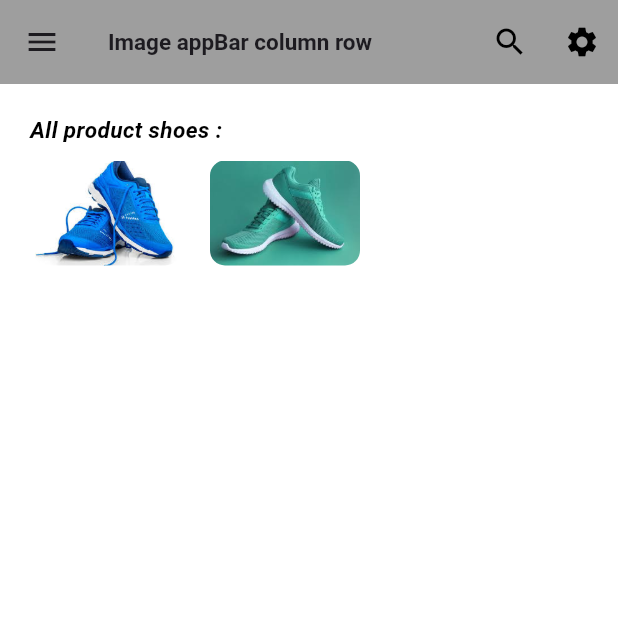
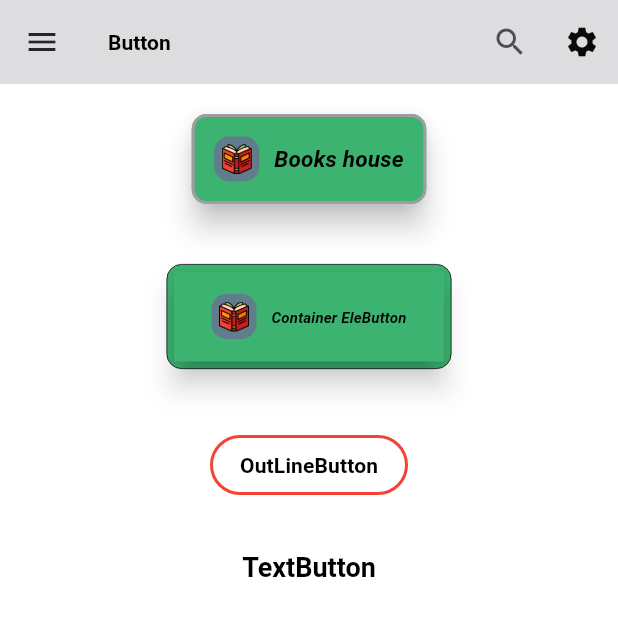
Before and after one commit to mdsakibulhasansanto/Ui_practice, a Flutter app: the screen it shows after launch, on a phone screen of 412 x 824 dp, the top half of it. Run offline on Flutter 3.47's test engine with Material 3 defaults, Android fonts, the phone set to English and light mode, and no system bars.

Commit message:
update_11/10/3:50 AM

```diff
--- a/lib/main.dart
+++ b/lib/main.dart
@@ -1,6 +1,7 @@
 
 import 'package:flutter/material.dart';
 import 'module_six/image_column_row_appbar.dart';
+import 'module_seven/button_floatingActonButton_alertDialog.dart';
 
 void main (){
   runApp(const MyApp());
@@ -14,7 +15,8 @@ class MyApp extends StatelessWidget {
 
     return  const MaterialApp(
       debugShowCheckedModeBanner: false,
-      home: ImageColumnRow()
+     // home: ImageColumnRow(),
+       home: ButtonAlertDialog(),
     );
   }
 }
--- a/lib/module_seven/button_floatingActonButton_alertDialog.dart
+++ b/lib/module_seven/button_floatingActonButton_alertDialog.dart
@@ -0,0 +1,220 @@
+import 'package:flutter/material.dart';
+
+class ButtonAlertDialog extends StatelessWidget {
+  const ButtonAlertDialog({super.key});
+
+  @override
+  Widget build(BuildContext context) {
+    return Scaffold(
+      backgroundColor: Colors.white,
+      appBar: AppBar(
+        leading: const Icon(Icons.menu),
+        toolbarOpacity: 0.8,
+        elevation: 0.5,
+        title: Title(
+            color: Colors.black,
+            child: const Text(
+              'Button',
+              style: TextStyle(
+                  color: Colors.black,
+                  fontSize: 14,
+                  fontWeight: FontWeight.bold),
+            )),
+        backgroundColor: Colors.black12,
+        actions: [
+          IconButton(
+            icon: const Icon(Icons.search),
+            splashColor: Colors.blue,
+            highlightColor: Colors.grey,
+            tooltip: 'Searching button',
+            onPressed: () {},
+          ),
+          IconButton(
+              onPressed: () {},
+              icon: const Icon(
+                Icons.settings,
+                color: Colors.black,
+              )),
+        ],
+      ),
+      body:  Center(
+        child: Column(
+          mainAxisAlignment: MainAxisAlignment.start,
+          children: [
+           const SizedBox(height: 20,),
+            // ElevatedButton
+            ElevatedButton(
+              onPressed: () {
+              //  print('Custom Icon Button Pressed');
+              },
+              style: ElevatedButton.styleFrom(
+                elevation: 8,
+                padding:const EdgeInsets.symmetric(horizontal: 15, vertical: 15), // padding
+                shape: RoundedRectangleBorder(
+                  borderRadius: BorderRadius.circular(10),side: const BorderSide(
+                  color: Colors.grey,width: 2
+                )
+                ),
+                backgroundColor: const Color.fromRGBO(60, 179, 113, 1.0), // White color using RGB
+              ),
+              child:  Row(
+                mainAxisSize: MainAxisSize.min,
+               children: [
+                 Container(
+                   padding:  const EdgeInsets.only(left: 5,right: 5,top: 5,bottom:5),
+                   height: 30,
+                   width:30,
+                   decoration: BoxDecoration(
+                     color: Colors.blueGrey,
+                     borderRadius: BorderRadius.circular(10),
+                   ),
+                   child: ClipRRect(
+                       borderRadius: BorderRadius.circular(0),
+                       child: Image.asset('images/book_c.png')
+                   ),
+                 ),
+                 const SizedBox(width: 10),
+                 const Text('Books house',
+                   style: TextStyle(
+                       color: Colors.black,
+                       fontSize: 15,
+                       fontWeight: FontWeight.bold,
+                       fontStyle: FontStyle.italic
+                   ),
+                 ),
+               ],
+              ),
+            ),
+           const SizedBox(height: 20,width: 20,),
+
+            Container(
+              width: 190,
+              height: 70,
+              margin: const EdgeInsets.all(20),
+              padding: const EdgeInsets.all(0),
+              decoration: BoxDecoration(
+                color: const Color.fromRGBO(60, 179, 113, 1.0), // White color using RGB
+                border: Border.all(color: Colors.black, width: 0.5),
+                borderRadius: BorderRadius.circular(10),
+              ),
+              alignment: Alignment.center,
+              child:   ElevatedButton(
+                onPressed: () {
+                  print('Custom Icon Button Pressed');
+                },
+                style: ElevatedButton.styleFrom(
+                  elevation: 8,
+                  padding:const EdgeInsets.symmetric(horizontal: 25, vertical: 15), // padding
+                  shape: RoundedRectangleBorder(
+                    borderRadius: BorderRadius.circular(0),
+                  ),
+                  backgroundColor: const Color.fromRGBO(60, 179, 113, 1.0), // White color using RGB
+                ),
+                child:  Row(
+                  mainAxisSize: MainAxisSize.min,
+                  children: [
+                    Container(
+                      padding:  const EdgeInsets.only(left: 5,right: 5,top: 5,bottom:5),
+                      height: 30,
+                      width:30,
+                      decoration: BoxDecoration(
+                        color: Colors.blueGrey,
+                        borderRadius: BorderRadius.circular(10),
+                      ),
+                      child: ClipRRect(
+                          borderRadius: BorderRadius.circular(0),
+                          child: Image.asset('images/book_c.png')
+                      ),
+                    ),
+                    const SizedBox(width: 10),
+                    const Text('Container EleButton',
+                      style: TextStyle(
+                          color: Colors.black,
+                          fontSize: 10,
+                          fontWeight: FontWeight.bold,
+                          fontStyle: FontStyle.italic
+                      ),
+                    ),
+                  ],
+                ),
+              ),
+            ),
+           const SizedBox(height: 20,),
+            OutlinedButton(
+              onPressed: () {
+              },
+              style: OutlinedButton.styleFrom(
+                side: const BorderSide(color: Colors.red, width: 2),
+                padding: const EdgeInsets.symmetric(horizontal: 20, vertical: 10),
+                shape: RoundedRectangleBorder(
+                  borderRadius: BorderRadius.circular(20),
+                ),
+              ),
+              child: const Text(
+                'OutLineButton',style:TextStyle(
+                color: Colors.black,
+                fontWeight: FontWeight.bold
+              ),
+              ),
+            ),
+
+           const SizedBox(height: 20,),
+
+            TextButton(
+              onPressed: () {
+
+                showDialog(
+                  context: context,
+                  builder: (BuildContext context) {
+                    return AlertDialog(
+                      title: const Text('Confirmation'),
+                      content: const Text('Are you sure you want to delete this item?'),
+                      actions: [
+                        TextButton.icon(
+                          onPressed: () {
+                            // Action to be performed when button is pressed
+                          },
+
+                          label: const Text(
+                            'Yes',
+                            style: TextStyle(
+                              color: Colors.red, // Text color
+                              fontSize: 16, // Text size
+                            ),
+                          ),
+                          style: TextButton.styleFrom(
+                            padding: const EdgeInsets.symmetric(horizontal: 20, vertical: 10), // Button padding
+                          ),
+                        ),
+
+                        TextButton(
+                          onPressed: () {
+                            Navigator.of(context).pop();
+                          },
+                          child: const Text('Delete'),
+                        ),
+                      ],
+                    );
+                  },
+                );
+
+              },
+              style: TextButton.styleFrom(
+                padding: const EdgeInsets.symmetric(horizontal: 20, vertical: 10), // প্যাডিং
+                textStyle: const TextStyle(fontSize: 18, fontWeight: FontWeight.bold), // টেক্সটের শৈলী
+              ),
+              child: const Text(
+                'TextButton',style:TextStyle(
+                  color: Colors.black,
+                  fontWeight: FontWeight.bold
+              ),
+              ),
+            ),
+
+
+          ],
+        ),
+      ),
+    );
+  }
+}
```
Also changed, not shown: lib/module_six/image_column_row_appbar.dart (+91 -6 lines), images/book_a.jpeg (added), images/book_c.png (added).
